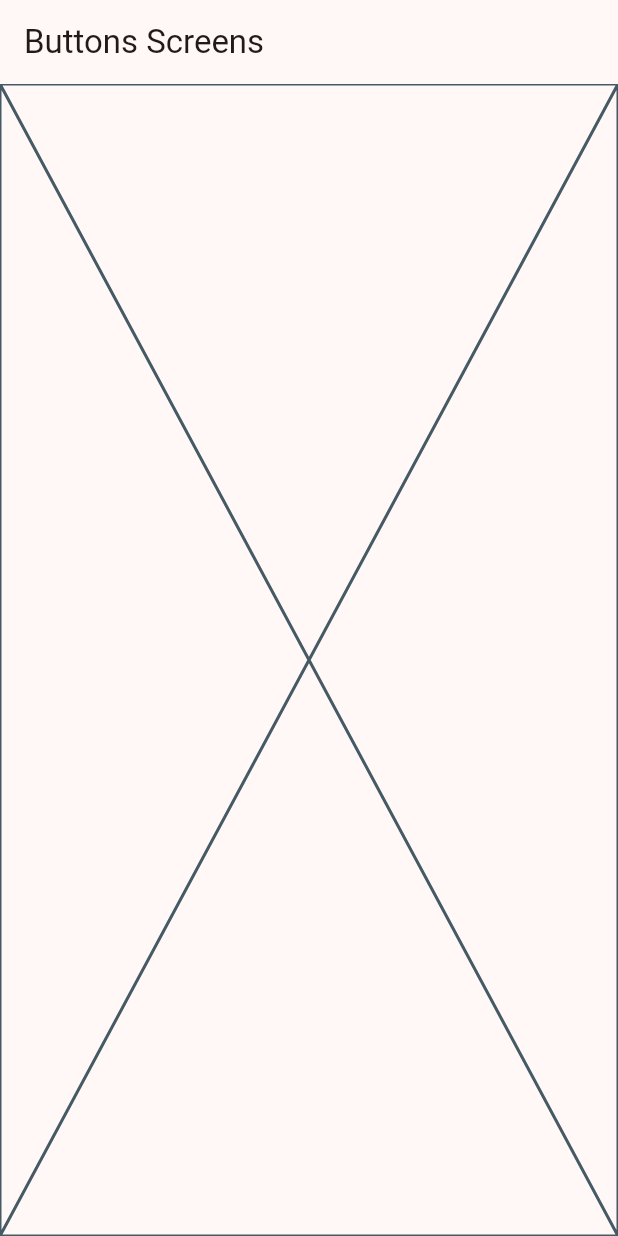
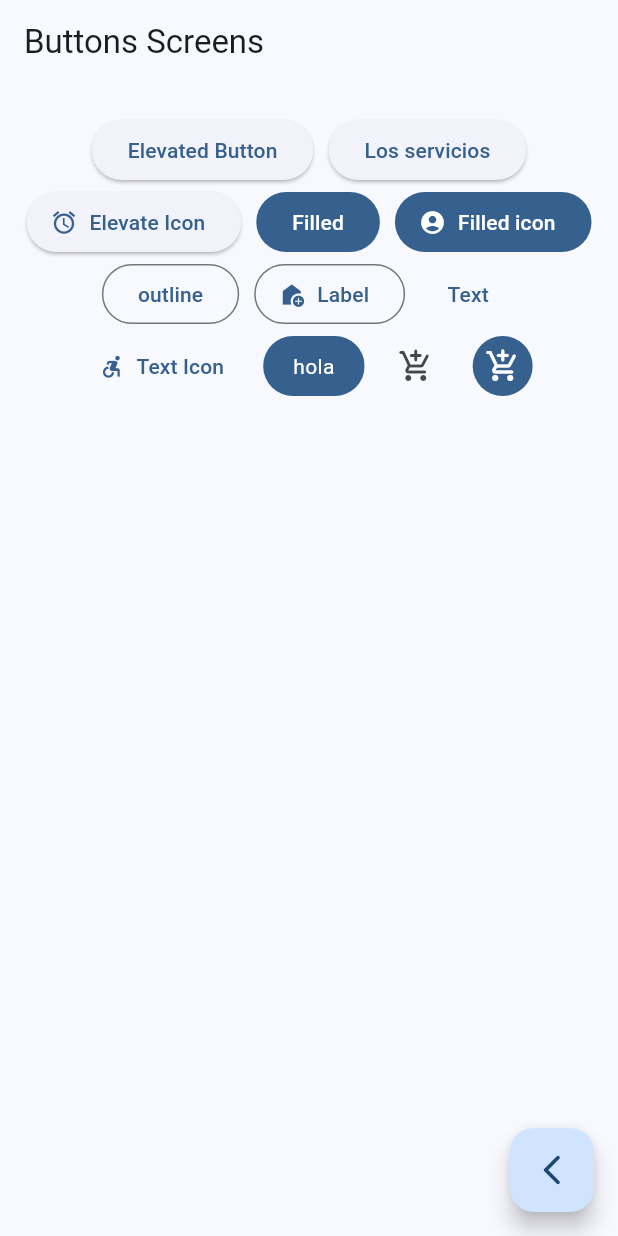
Before and after one commit to Freddy009L/widgets_app, a Flutter app: the ButtonsScreen screen opened by its route, on a phone screen of 412 x 824 dp. Run offline on Flutter 3.47's test engine with Material 3 defaults, Android fonts, the phone set to English and light mode, and no system bars; our stand-ins replace go_router.

Commit message:
Personalizacion de bottons

```diff
--- a/lib/main.dart
+++ b/lib/main.dart
@@ -14,7 +14,7 @@ class MainApp extends StatelessWidget {
     return MaterialApp.router(
       routerConfig: appRouter,
       debugShowCheckedModeBanner: false,
-      theme: AppTheme(selectedColor: 1).getTheme(),
+      theme: AppTheme(selectedColor: 2).getTheme(),
     );
   }
 }
--- a/lib/presentation/screens/buttons_screen.dart
+++ b/lib/presentation/screens/buttons_screen.dart
@@ -1,5 +1,6 @@
 import 'package:flutter/material.dart';
 import 'package:flutter_test/flutter_test.dart';
+import 'package:go_router/go_router.dart';
 
 
 class ButtonsScreen extends StatelessWidget {
@@ -14,7 +15,107 @@ class ButtonsScreen extends StatelessWidget {
       appBar: AppBar(
         title: const Text("Buttons Screens"),
       ),
-      body:  const Placeholder(),
+      body:  _ButtonsView(),
+      floatingActionButton: FloatingActionButton(
+        child: Icon(Icons.arrow_back_ios_new_rounded),
+        onPressed: () {
+          context.pop();
+        },
+      ),
     );
   }
 }
+
+class _ButtonsView extends StatelessWidget {
+  const _ButtonsView(
+
+  );
+
+  @override
+  Widget build(BuildContext context) {
+    return SizedBox(
+      width: double.infinity,
+      child: Padding(
+        padding: const EdgeInsets.symmetric(horizontal: 10, vertical: 20),
+        child: Wrap(
+          spacing: 10,
+          crossAxisAlignment: WrapCrossAlignment.center,
+          alignment: WrapAlignment.center,
+          children: [
+            ElevatedButton(onPressed: () {}, child: Text("Elevated Button")),
+            ElevatedButton(onPressed: () {}, child: Text("Los servicios")),
+
+            ElevatedButton.icon(onPressed: () {},
+            icon: Icon( Icons.access_alarm),
+            label: Text('Elevate Icon')
+            ),
+
+            FilledButton(onPressed: () {}, child: Text("Filled")),
+            FilledButton.icon(onPressed: () {}, icon: Icon(Icons.account_circle_sharp),
+            label: Text("Filled icon"),
+            ),
+
+            OutlinedButton(onPressed: () {}, child: Text("outline")),
+            OutlinedButton.icon(onPressed: () {},
+            icon: Icon(Icons.add_home),
+             label: Text("Label"),
+             ),
+
+
+             TextButton(
+               onPressed: () {},
+               child: Text("Text"),
+             ),
+             TextButton.icon(
+               onPressed: () {},
+               icon: Icon(Icons.accessible_forward_outlined),
+               label: Text('Text Icon'),
+             ),
+
+             // TODO: custom button
+
+             CustomButton(),
+
+             IconButton(onPressed: () {}, icon: Icon(Icons.add_shopping_cart_rounded)),
+             IconButton(
+               onPressed: () {},
+               icon: Icon(Icons.add_shopping_cart_rounded),
+               style: ButtonStyle(
+                 backgroundColor: MaterialStatePropertyAll(Theme.of(context).colorScheme.primary),
+                 iconColor: MaterialStatePropertyAll(Colors.white),
+               ),
+             ),
+          ],
+        ),
+      ),
+    );
+  }
+}
+
+
+class CustomButton extends StatelessWidget {
+  const CustomButton({super.key});
+
+  @override
+  Widget build(BuildContext context) {
+
+    final colors = Theme.of(context).colorScheme;
+
+    return ClipRRect(
+      borderRadius:  BorderRadiusGeometry.circular(20),
+      child: Material(
+        color: colors.primary,
+        child: InkWell(
+        //  splashColor: Colors.white,
+          onTap: () {},
+          child: Padding(
+            padding: EdgeInsets.symmetric(horizontal: 20, vertical: 10),
+            child: Text("hola", style: TextStyle(color: Colors.white),)
+            ),
+        ),
+      ),
+    );
+  }
+}
+
+// El inkwell sirve para CUANDO LE DES EL CLIC AL BOTON SE VEA MAS DINAMICO
--- a/lib/presentation/screens/cards/cards_screen.dart
+++ b/lib/presentation/screens/cards/cards_screen.dart
@@ -5,6 +5,7 @@ import 'package:flutter_test/flutter_test.dart';
 class CardsScreen extends StatelessWidget {
 
   static String name = "card_screens";
+
   const CardsScreen ({super.key});
 
   @override
--- a/lib/theme/app_theme.dart
+++ b/lib/theme/app_theme.dart
@@ -1,7 +1,7 @@
 import 'package:flutter/material.dart';
 
 const colorList = <Color>[
-  Colors.brown,
+  Colors.blue,
   Colors.red,
   Colors.cyanAccent,
   Colors.yellow,
```
Also changed, not shown: lib/presentation/screens/home/home_screen.dart (+6 -1 lines).
